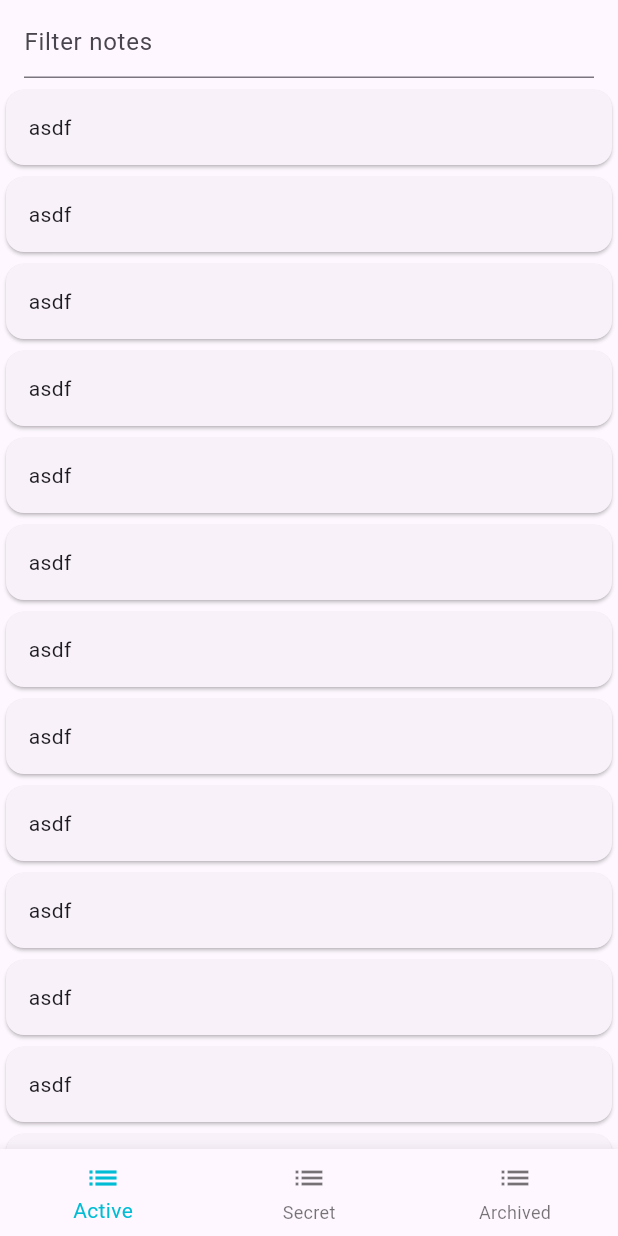
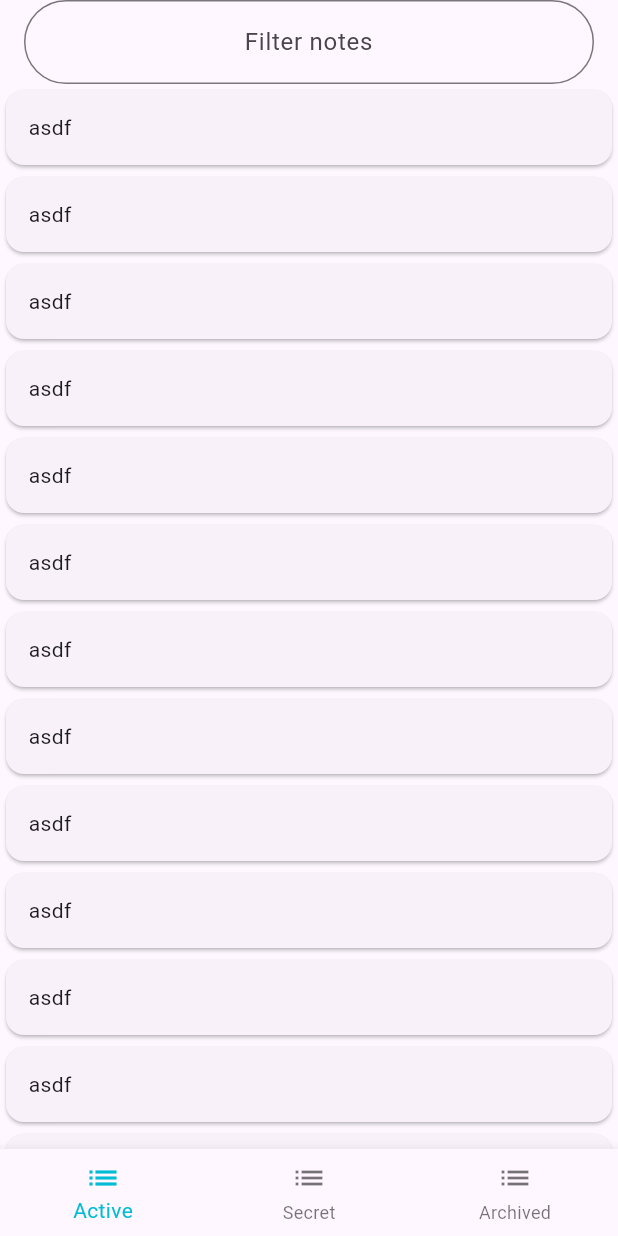
Before and after one commit to devngmo/demonotes_getx, a Flutter app: the screen it shows after launch, on a phone screen of 412 x 824 dp. Run offline on Flutter 3.47's test engine with Material 3 defaults, Android fonts, the phone set to English and light mode, and no system bars; our stand-ins replace get.

Commit message:
update SearchView: make border circular

```diff
--- a/lib/widgets/search_view.dart
+++ b/lib/widgets/search_view.dart
@@ -15,7 +15,7 @@ class SearchView extends StatefulWidget {
   final Function(String text) onTextChanged;
   final String hint;
   final SearchViewController controller;
-  const SearchView({super.key, required this.controller, required this.onTextChanged, this.hint = ""});
+  const SearchView({super.key, required this.controller, required this.onTextChanged, this.hint = "Keyword"});
 
   @override
   State<SearchView> createState() => _SearchViewState();
@@ -36,8 +36,12 @@ class _SearchViewState extends State<SearchView> {
     debugPrint("SearchView.build text=${tec.text}");
     return TextFormField(
       controller: tec,
+      textAlign: TextAlign.center,
       decoration: InputDecoration(
-        hintText: widget.hint
+        hintText: widget.hint,
+        border: OutlineInputBorder(
+          borderRadius: BorderRadius.all(Radius.circular(40))
+        )
       ),
       onChanged: (value) {
         widget.onTextChanged(value);
```
